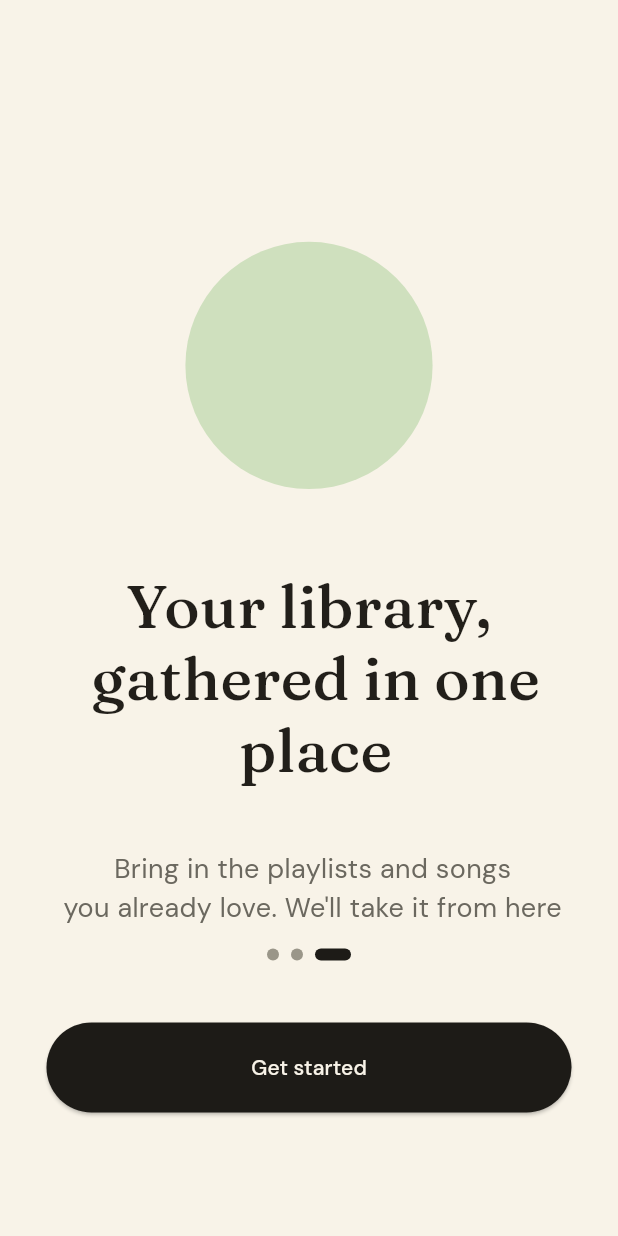
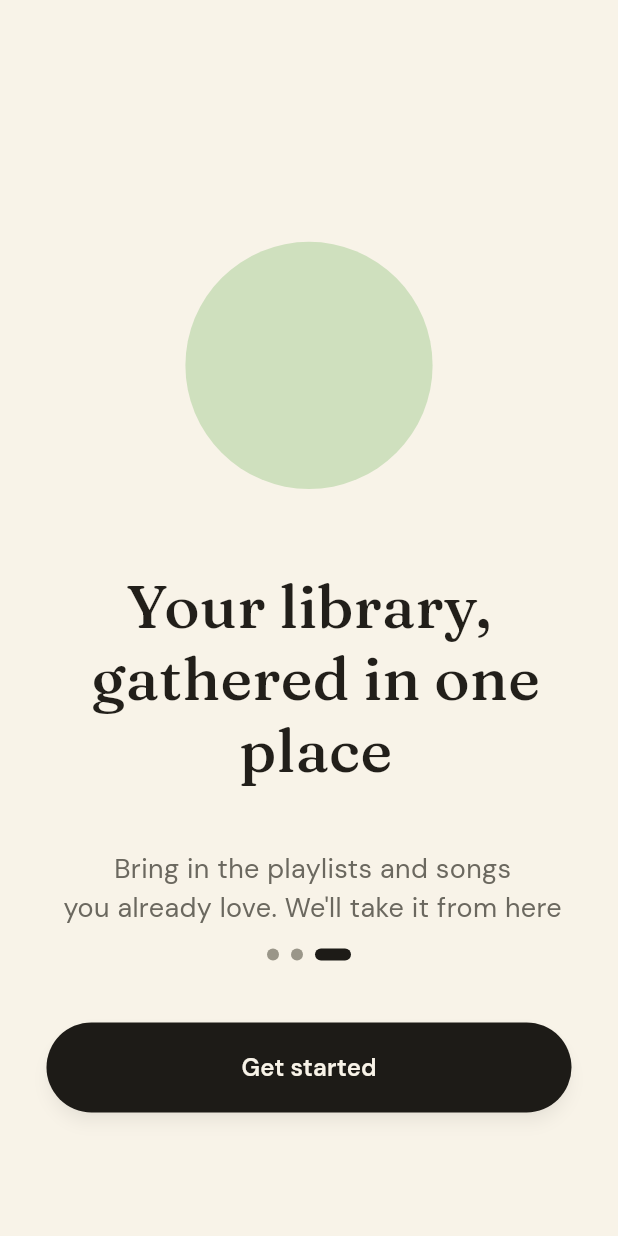
Before and after one commit to MridulSharma2552007/tsuki, a Flutter app: the screen it shows after launch, swiped to page 3, on a phone screen of 412 x 824 dp. Run offline on Flutter 3.47's test engine with Material 3 defaults, Android fonts, the phone set to English and light mode, and no system bars; our stand-ins replace go_router, google_fonts, webview_flutter.

Commit message:
feat: Update button styles and add scaling effect; refactor onboarding page and Spotify login flow
- Increased button font size and weight in AppTextTheme.
- Refactored PrimaryButton to use StatefulWidget for scaling effect on press.
- Replaced static container in PageZeroOnboard with a separate introcontainer widget.
- Added SpotifyConnect page with WebView for Spotify login.
- Enhanced SpotifyLogin page with improved layout and modal for Spotify connection.
- Updated pubspec.yaml and pubspec.lock to include new dependencies for webview and secure storage.

```diff
--- a/lib/app/theme/app_text_theme.dart
+++ b/lib/app/theme/app_text_theme.dart
@@ -61,8 +61,8 @@ class AppTextTheme {
   );
 
   static TextStyle get buttonLabel => GoogleFonts.dmSans(
-    fontSize: 14,
-    fontWeight: FontWeight.w500,
+    fontSize: 16,
+    fontWeight: FontWeight.w600,
     color: AppColors.background, // cream text on ink buttons
   );
 
--- a/lib/core/widgets/buttons.dart
+++ b/lib/core/widgets/buttons.dart
@@ -2,21 +2,50 @@ import 'package:flutter/material.dart';
 import 'package:tsuki/app/theme/app_colors.dart';
 import 'package:tsuki/app/theme/app_text_theme.dart';
 
-class PrimaryButton extends StatelessWidget {
+class PrimaryButton extends StatefulWidget {
   final String label;
   final VoidCallback onPress;
+
   const PrimaryButton({super.key, required this.onPress, required this.label});
 
   @override
+  State<PrimaryButton> createState() => _PrimaryButtonState();
+}
+
+class _PrimaryButtonState extends State<PrimaryButton> {
+  double _scale = 1.0;
+
+  @override
   Widget build(BuildContext context) {
-    return ElevatedButton(
-      style: ElevatedButton.styleFrom(
-        minimumSize: Size(350, 60),
-        backgroundColor: AppColors.surface,
-        shape: RoundedRectangleBorder(borderRadius: BorderRadius.circular(100)),
+    return GestureDetector(
+      onTapDown: (_) {
+        setState(() => _scale = 0.97);
+      },
+      onTapUp: (_) {
+        setState(() => _scale = 1.0);
+      },
+      onTapCancel: () {
+        setState(() => _scale = 1.0);
+      },
+      child: AnimatedScale(
+        scale: _scale,
+        duration: const Duration(milliseconds: 100),
+        curve: Curves.easeOut,
+        child: ElevatedButton(
+          style: ElevatedButton.styleFrom(
+            minimumSize: const Size(350, 60),
+            backgroundColor: AppColors.surface,
+            elevation: 4,
+            shadowColor: Colors.black26,
+            overlayColor: AppColors.textSecondary.withValues(alpha: 0.1),
+            shape: RoundedRectangleBorder(
+              borderRadius: BorderRadius.circular(100),
+            ),
+          ),
+          onPressed: widget.onPress,
+          child: Text(widget.label, style: AppTextTheme.buttonLabel),
+        ),
       ),
-      onPressed: onPress,
-      child: Text(label, style: AppTextTheme.buttonLabel),
     );
   }
 }
--- a/lib/features/inits/presentation/pages/onboard/widgets/page_zero_onboard.dart
+++ b/lib/features/inits/presentation/pages/onboard/widgets/page_zero_onboard.dart
@@ -37,23 +37,19 @@ class PageZeroOnboard extends StatelessWidget {
               ? Row(
                   mainAxisAlignment: MainAxisAlignment.end,
                   children: [
-                    Padding(
-                      padding: const EdgeInsets.symmetric(horizontal: 20),
-                      child: Text('Skip', style: AppTextTheme.secondary),
+                    GestureDetector(
+                      onTap: onskip,
+                      child: Padding(
+                        padding: const EdgeInsets.symmetric(horizontal: 20),
+                        child: Text('Skip', style: AppTextTheme.secondary),
+                      ),
                     ),
                   ],
                 )
               : null,
         ),
         SizedBox(height: 80),
-        Container(
-          height: screenheight / 5,
-          width: screenheight / 5,
-          decoration: BoxDecoration(
-            color: onboardcolor,
-            borderRadius: BorderRadius.circular(100),
-          ),
-        ),
+        introcontainer(screenheight: screenheight, onboardcolor: onboardcolor),
         SizedBox(height: screenheight / 15),
         Text(
           heading,
@@ -70,3 +66,26 @@ class PageZeroOnboard extends StatelessWidget {
     );
   }
 }
+
+class introcontainer extends StatelessWidget {
+  const introcontainer({
+    super.key,
+    required this.screenheight,
+    required this.onboardcolor,
+  });
+
+  final double screenheight;
+  final Color onboardcolor;
+
+  @override
+  Widget build(BuildContext context) {
+    return Container(
+      height: screenheight / 5,
+      width: screenheight / 5,
+      decoration: BoxDecoration(
+        color: onboardcolor,
+        borderRadius: BorderRadius.circular(100),
+      ),
+    );
+  }
+}
--- a/pubspec.yaml
+++ b/pubspec.yaml
@@ -39,6 +39,10 @@ dependencies:
 
   animated_text_kit: ^4.3.0
   google_fonts: ^8.1.0
+  webview_flutter: ^4.14.0
+  flutter_secure_storage: ^10.3.1
+  webview_cookie_manager: ^2.0.6
+  # webview_cookie_manager: ^2.0.6
 
 dev_dependencies:
   flutter_test:
```
Also changed, not shown: lib/features/inits/presentation/pages/spotifymetadata/spotify_connect.dart (added, +29 -0 lines), lib/features/inits/presentation/pages/spotifymetadata/spotify_login.dart (+73 -2 lines), pubspec.lock, 1 other file.
